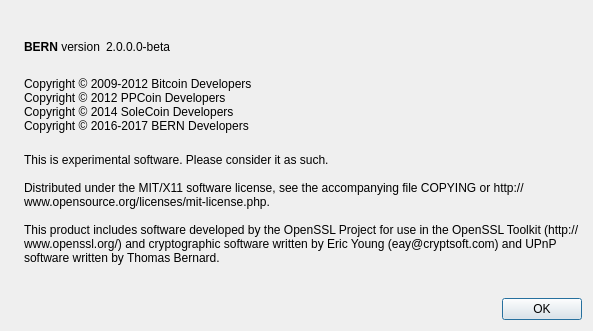
First picture: the form in src/qt/forms/aboutdialog.ui, repository BERNiecoin/BERNcash, before the edit.
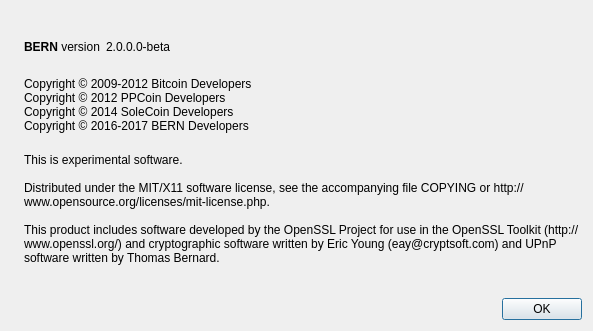
Second picture: the form after the edit. Icons and pictures are not drawn.

Commit message: Update about window

```diff
--- a/src/qt/forms/aboutdialog.ui
+++ b/src/qt/forms/aboutdialog.ui
@@ -109,7 +109,7 @@
        </property>
        <property name="text">
         <string>
-This is experimental software. Please consider it as such.
+This is experimental software.
 
 Distributed under the MIT/X11 software license, see the accompanying file COPYING or http://www.opensource.org/licenses/mit-license.php.
 
```
